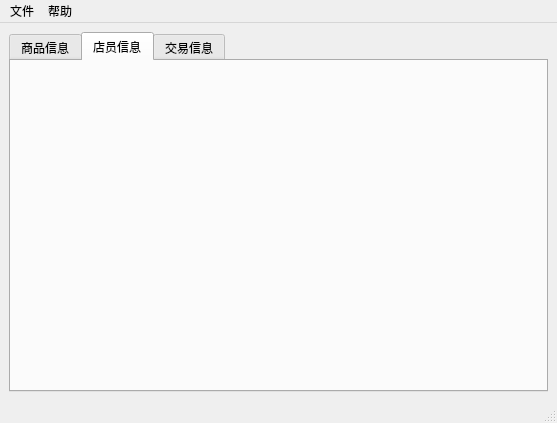
First picture: the form in design/client/ui/admin-window.ui, repository smdsbz/database-experiment, before the edit.
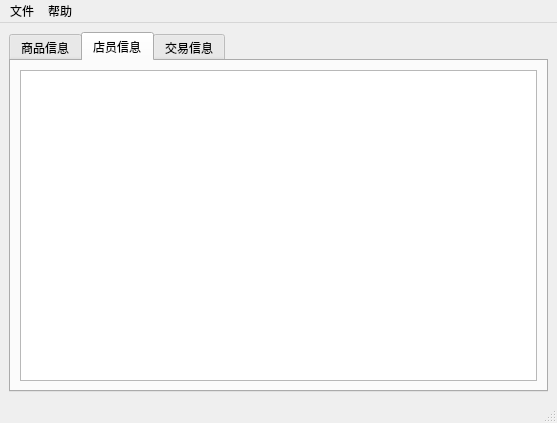
Second picture: the form after the edit. The open tabs and pages were chosen to show the change.

Diff of the .ui file:
```diff
--- a/design/client/ui/admin-window.ui
+++ b/design/client/ui/admin-window.ui
@@ -147,7 +147,11 @@
        <attribute name="title">
         <string>店员信息</string>
        </attribute>
-       <layout class="QGridLayout" name="gridLayout_3"/>
+       <layout class="QGridLayout" name="gridLayout_3">
+        <item row="0" column="0">
+         <widget class="QTableWidget" name="tableWidget"/>
+        </item>
+       </layout>
       </widget>
       <widget class="QWidget" name="transtab">
        <attribute name="title">
```
Left out of the diff: 6 changed lines with no effect on the pictures.
